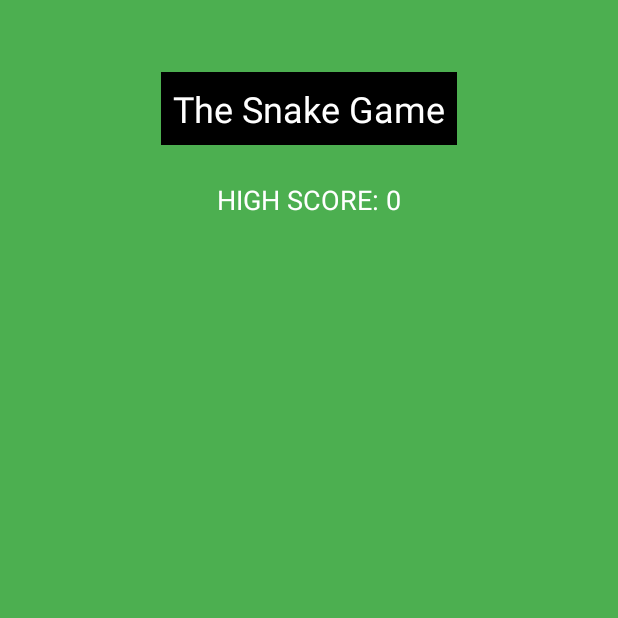
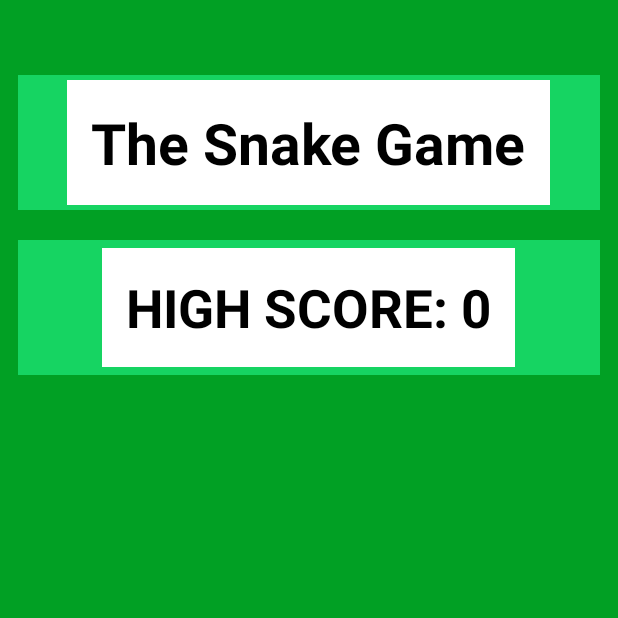
Before and after one commit to rcoric3/SnakeGame_UEK_335_LK_B, an Android app: the screen it shows after launch (HomeScreenActivity), on a phone screen of 412 x 824 dp, the top half of it. Run offline under Robolectric (Android 15) with nearby library versions, the phone set to English and light mode, and no system bars.

Commit message:
Homescreen font refactoring

```diff
--- a/app/src/main/res/layout/home_screen.xml
+++ b/app/src/main/res/layout/home_screen.xml
@@ -2,28 +2,57 @@
 <RelativeLayout xmlns:android="http://schemas.android.com/apk/res/android"
     android:layout_width="match_parent"
     android:layout_height="match_parent"
-    android:background="#4CAF50">
+    android:background="#01A024"
+    android:paddingLeft="12dp"
+    android:paddingRight="12dp">
+
+    <LinearLayout
+        android:id="@+id/linearLayoutTitle"
+        android:layout_width="match_parent"
+        android:layout_height="90dp"
+        android:layout_marginTop="50dp"
+        android:background="#16D462"
+        android:gravity="center"
+        android:paddingLeft="12dp"
+        android:paddingRight="12dp"
+        android:orientation="horizontal"
+       >
 
         <TextView
             android:id="@+id/textViewTitle"
             android:layout_width="wrap_content"
             android:layout_height="wrap_content"
+            android:background="#FFFFFF"
             android:text="The Snake Game"
-        android:textSize="24sp"
-        android:textColor="#FFFFFF"
-        android:background="#000000"
-        android:padding="8dp"
-        android:layout_centerHorizontal="true"
-        android:layout_marginTop="48dp" />
+            android:textColor="#000000"
+            android:textSize="38sp"
+            android:padding="16dp"
+            android:textStyle="bold"
+            />
+    </LinearLayout>
+
+    <LinearLayout
+        android:id="@+id/linearLayoutHighScore"
+        android:layout_width="match_parent"
+        android:layout_height="90dp"
+        android:layout_below="@id/linearLayoutTitle"
+        android:layout_marginTop="20dp"
+        android:background="#16D462"
+        android:gravity="center"
+        android:paddingLeft="12dp"
+        android:paddingRight="12dp"
+        android:orientation="horizontal"
+        >
 
         <TextView
             android:id="@+id/textViewHighScore"
             android:layout_width="wrap_content"
             android:layout_height="wrap_content"
+            android:background="#FFFFFF"
+            android:padding="16dp"
             android:text="HIGH SCORE: 0"
-        android:textSize="18sp"
-        android:textColor="#FFFFFF"
-        android:layout_below="@id/textViewTitle"
-        android:layout_centerHorizontal="true"
-        android:layout_marginTop="24dp" />
+            android:textColor="#000000"
+            android:textSize="35sp"
+            android:textStyle="bold" />
+    </LinearLayout>
 </RelativeLayout>
```
Lines whose indentation alone changed are shown as unchanged.
